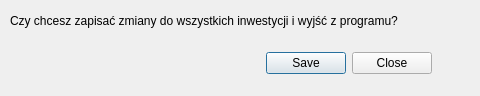
Old version of the form src/gui/closeProgramDialog.ui in the repository youngdashu/Investments-overview.
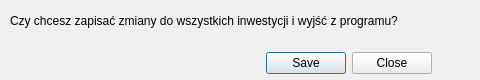
New version of the form.

The edit to the form file:
```diff
--- a/src/gui/closeProgramDialog.ui
+++ b/src/gui/closeProgramDialog.ui
@@ -7,7 +7,7 @@
     <x>0</x>
     <y>0</y>
     <width>480</width>
-    <height>96</height>
+    <height>80</height>
    </rect>
   </property>
   <property name="minimumSize">
@@ -16,6 +16,12 @@
     <height>80</height>
    </size>
   </property>
+  <property name="maximumSize">
+   <size>
+    <width>480</width>
+    <height>80</height>
+   </size>
+  </property>
   <property name="windowTitle">
    <string>Dialog</string>
   </property>
```
Left out of the diff: 2 changed lines with no effect on the pictures.
